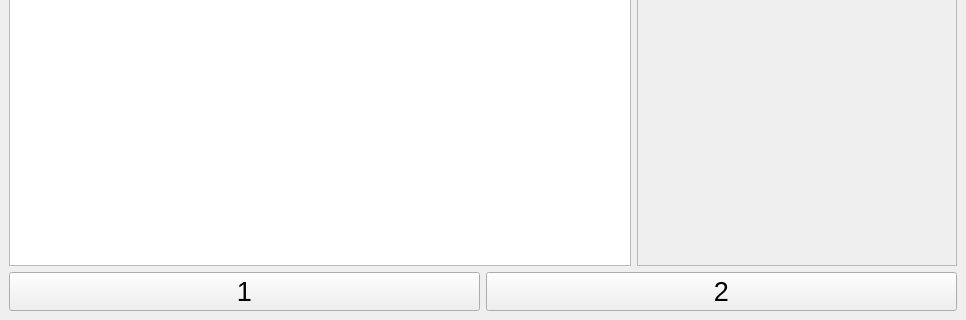
Before: the Qt Designer form code/mainwindow.ui in sufftea/Link-Cut-Treeez, drawn with Qt 5; both pictures show x 0 to 966 and y 375 to 695 of the 966 by 695 pixel window.
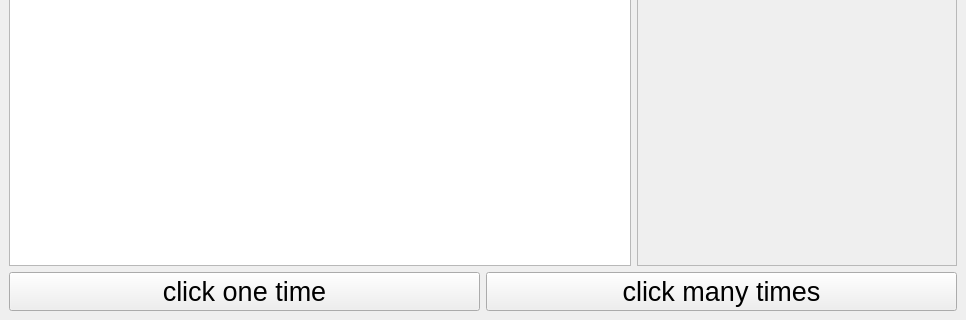
After: the same form once the commit is applied.

```diff
--- a/code/mainwindow.ui
+++ b/code/mainwindow.ui
@@ -85,7 +85,7 @@
          </font>
         </property>
         <property name="text">
-         <string>1</string>
+         <string>click one time</string>
         </property>
        </widget>
       </item>
@@ -109,7 +109,7 @@
          </font>
         </property>
         <property name="text">
-         <string>2</string>
+         <string>click many times</string>
         </property>
        </widget>
       </item>
```
